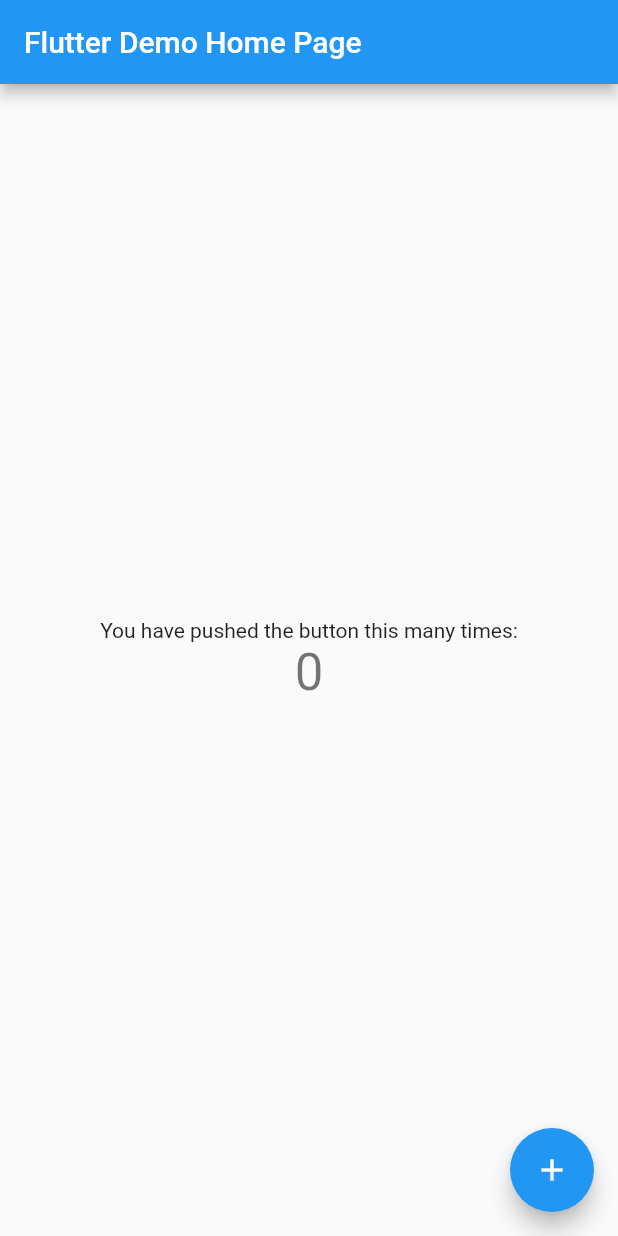
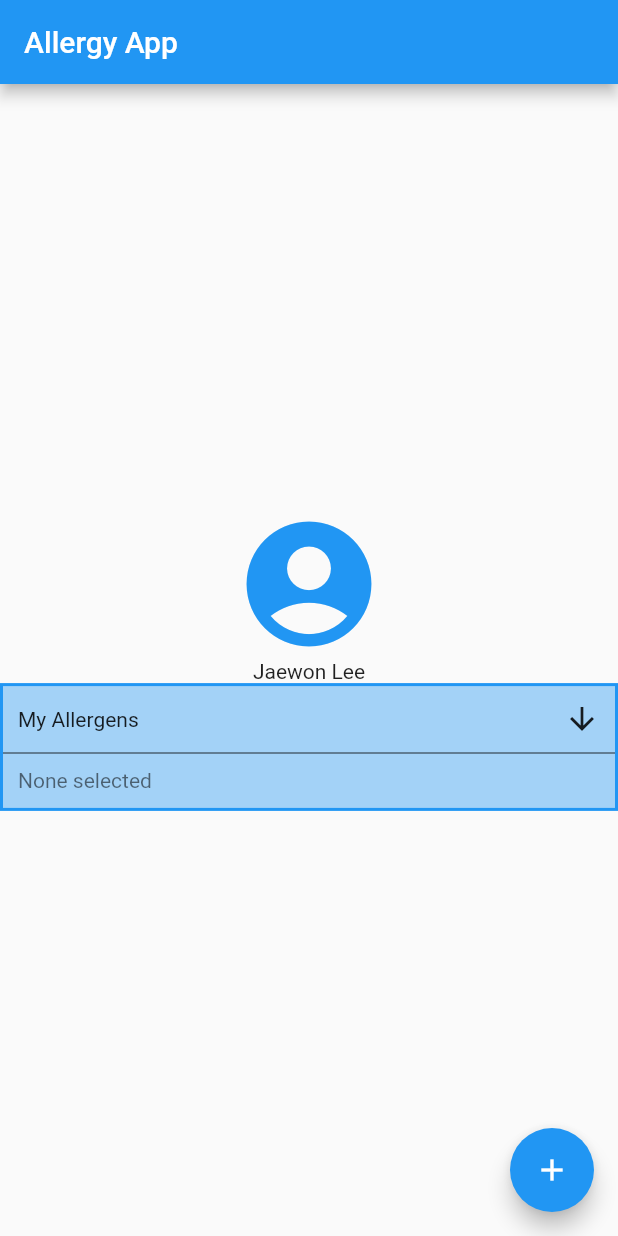
Before and after one commit to katisari/allergyapp, a Flutter app: the screen it shows after launch, on a phone screen of 412 x 824 dp. Run offline on Flutter 3.47's test engine with Material 2 defaults, Android fonts, the light colour scheme and no system bars; drawn by our look-alikes of multi_select_flutter.

Commit message:
add select

```diff
--- a/lib/main.dart
+++ b/lib/main.dart
@@ -1,4 +1,5 @@
 import 'package:flutter/material.dart';
+import 'package:multi_select_flutter/multi_select_flutter.dart';
 
 void main() {
   runApp(MyApp());
@@ -9,7 +10,7 @@
   @override
   Widget build(BuildContext context) {
     return MaterialApp(
-      title: 'Flutter Demo',
+      title: 'Allergy App',
       theme: ThemeData(
         // This is the theme of your application.
         //
@@ -22,9 +23,19 @@
         // is not restarted.
         primarySwatch: Colors.blue,
       ),
-      home: MyHomePage(title: 'Flutter Demo Home Page'),
+      home: MyHomePage(title: 'Allergy App'),
     );
   }
+}
+
+class Allergen {
+  final int id;
+  final String name;
+
+  Allergen({
+    required this.id,
+    required this.name,
+  });
 }
 
 class MyHomePage extends StatefulWidget {
@@ -46,7 +57,19 @@
 }
 
 class _MyHomePageState extends State<MyHomePage> {
-  int _counter = 0;
+  String _fullname = 'Jaewon Lee';
+  static List<Allergen> _animals = [
+    Allergen(id: 1, name: "Milk"),
+    Allergen(id: 2, name: "Peanut"),
+    Allergen(id: 3, name: "Egg"),
+    Allergen(id: 4, name: "Soy"),
+    Allergen(id: 5, name: "Wheat"),
+  ];
+  final _items = _animals
+      .map((animal) => MultiSelectItem<Allergen>(animal, animal.name))
+      .toList();
+  List<Allergen> _selectedAnimals = [];
+  final _multiSelectKey = GlobalKey<FormFieldState>();
 
   void _incrementCounter() {
     setState(() {
@@ -55,9 +78,14 @@
       // so that the display can reflect the updated values. If we changed
       // _counter without calling setState(), then the build method would not be
       // called again, and so nothing would appear to happen.
-      _counter++;
     });
   }
+
+  // @override
+  // void initState() {
+  //   _selectedAnimals5 = _animals;
+  //   super.initState();
+  // }
 
   @override
   Widget build(BuildContext context) {
@@ -93,12 +121,53 @@
           // horizontal).
           mainAxisAlignment: MainAxisAlignment.center,
           children: <Widget>[
-            Text(
-              'You have pushed the button this many times:',
+            Icon(
+              Icons.account_circle_rounded,
+              color: Colors.blue,
+              size: 100.0,
             ),
             Text(
-              '$_counter',
-              style: Theme.of(context).textTheme.headline4,
+              _fullname,
+            ),
+            Container(
+              decoration: BoxDecoration(
+                color: Theme.of(context).primaryColor.withOpacity(.4),
+                border: Border.all(
+                  color: Theme.of(context).primaryColor,
+                  width: 2,
+                ),
+              ),
+              child: Column(
+                children: <Widget>[
+                  MultiSelectBottomSheetField(
+                    initialChildSize: 0.4,
+                    listType: MultiSelectListType.CHIP,
+                    searchable: true,
+                    buttonText: Text("My Allergens"),
+                    title: Text("Allergens"),
+                    items: _items,
+                    onConfirm: (values) {
+                      _selectedAnimals = values.cast<Allergen>();
+                    },
+                    chipDisplay: MultiSelectChipDisplay(
+                      onTap: (value) {
+                        setState(() {
+                          _selectedAnimals.remove(value);
+                        });
+                      },
+                    ),
+                  ),
+                  _selectedAnimals == null || _selectedAnimals.isEmpty
+                      ? Container(
+                          padding: EdgeInsets.all(10),
+                          alignment: Alignment.centerLeft,
+                          child: Text(
+                            "None selected",
+                            style: TextStyle(color: Colors.black54),
+                          ))
+                      : Container(),
+                ],
+              ),
             ),
           ],
         ),
--- a/pubspec.yaml
+++ b/pubspec.yaml
@@ -21,6 +21,7 @@
   sdk: ">=2.12.0 <3.0.0"
 
 dependencies:
+  multi_select_flutter: ^4.0.0
   flutter:
     sdk: flutter
 
```
Also changed, not shown: pubspec.lock.
